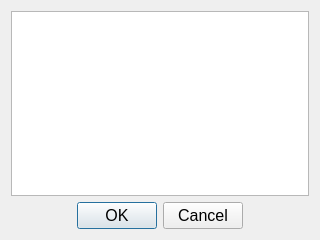
First picture: the form in ui/DialogEmail.ui, repository nvdungx/MarketCollect, before the edit.
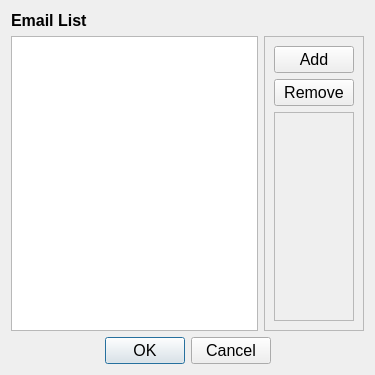
Second picture: the form after the edit. Icons and pictures are not drawn.

What changed in the file:
```diff
--- a/ui/DialogEmail.ui
+++ b/ui/DialogEmail.ui
@@ -6,10 +6,16 @@
    <rect>
     <x>0</x>
     <y>0</y>
-    <width>320</width>
-    <height>240</height>
+    <width>375</width>
+    <height>375</height>
    </rect>
   </property>
+  <property name="sizePolicy">
+   <sizepolicy hsizetype="Fixed" vsizetype="Fixed">
+    <horstretch>0</horstretch>
+    <verstretch>0</verstretch>
+   </sizepolicy>
+  </property>
   <property name="windowTitle">
    <string>Email Config</string>
   </property>
@@ -17,20 +23,28 @@
    <iconset>
     <normaloff>icons/icon-email-notification.png</normaloff>icons/icon-email-notification.png</iconset>
   </property>
-  <layout class="QVBoxLayout" name="verticalLayout">
-   <item>
-    <widget class="QTableView" name="tableEmailList"/>
+  <layout class="QGridLayout" name="gridLayout">
+   <item row="0" column="1">
+    <widget class="QLabel" name="label">
+     <property name="font">
+      <font>
+       <pointsize>12</pointsize>
+       <weight>75</weight>
+       <bold>true</bold>
+      </font>
+     </property>
+     <property name="text">
+      <string>Email List</string>
+     </property>
+    </widget>
    </item>
-   <item>
+   <item row="6" column="1" colspan="2">
     <widget class="QDialogButtonBox" name="buttonBox">
      <property name="font">
       <font>
        <pointsize>12</pointsize>
       </font>
      </property>
-     <property name="layoutDirection">
-      <enum>Qt::LeftToRight</enum>
-     </property>
      <property name="orientation">
       <enum>Qt::Horizontal</enum>
      </property>
@@ -42,6 +56,73 @@
      </property>
     </widget>
    </item>
+   <item row="4" column="2">
+    <widget class="QFrame" name="frame">
+     <property name="sizePolicy">
+      <sizepolicy hsizetype="Minimum" vsizetype="Minimum">
+       <horstretch>0</horstretch>
+       <verstretch>0</verstretch>
+      </sizepolicy>
+     </property>
+     <property name="frameShape">
+      <enum>QFrame::StyledPanel</enum>
+     </property>
+     <property name="frameShadow">
+      <enum>QFrame::Raised</enum>
+     </property>
+     <layout class="QVBoxLayout" name="verticalLayout">
+      <item>
+       <widget class="QPushButton" name="btnAdd">
+        <property name="font">
+         <font>
+          <pointsize>12</pointsize>
+         </font>
+        </property>
+        <property name="text">
+         <string>Add</string>
+        </property>
+       </widget>
+      </item>
+      <item>
+       <widget class="QPushButton" name="btnRemove">
+        <property name="font">
+         <font>
+          <pointsize>12</pointsize>
+         </font>
+        </property>
+        <property name="text">
+         <string>Remove</string>
+        </property>
+       </widget>
+      </item>
+      <item>
+       <widget class="QFrame" name="frame_2">
+        <property name="frameShape">
+         <enum>QFrame::StyledPanel</enum>
+        </property>
+        <property name="frameShadow">
+         <enum>QFrame::Raised</enum>
+        </property>
+       </widget>
+      </item>
+     </layout>
+    </widget>
+   </item>
+   <item row="4" column="1">
+    <widget class="QListWidget" name="listWidgetEmail">
+     <property name="sizePolicy">
+      <sizepolicy hsizetype="Preferred" vsizetype="Expanding">
+       <horstretch>0</horstretch>
+       <verstretch>0</verstretch>
+      </sizepolicy>
+     </property>
+     <property name="font">
+      <font>
+       <pointsize>12</pointsize>
+      </font>
+     </property>
+    </widget>
+   </item>
   </layout>
  </widget>
  <resources/>
```
Left out of the diff: 2 changed lines with no effect on the pictures.
